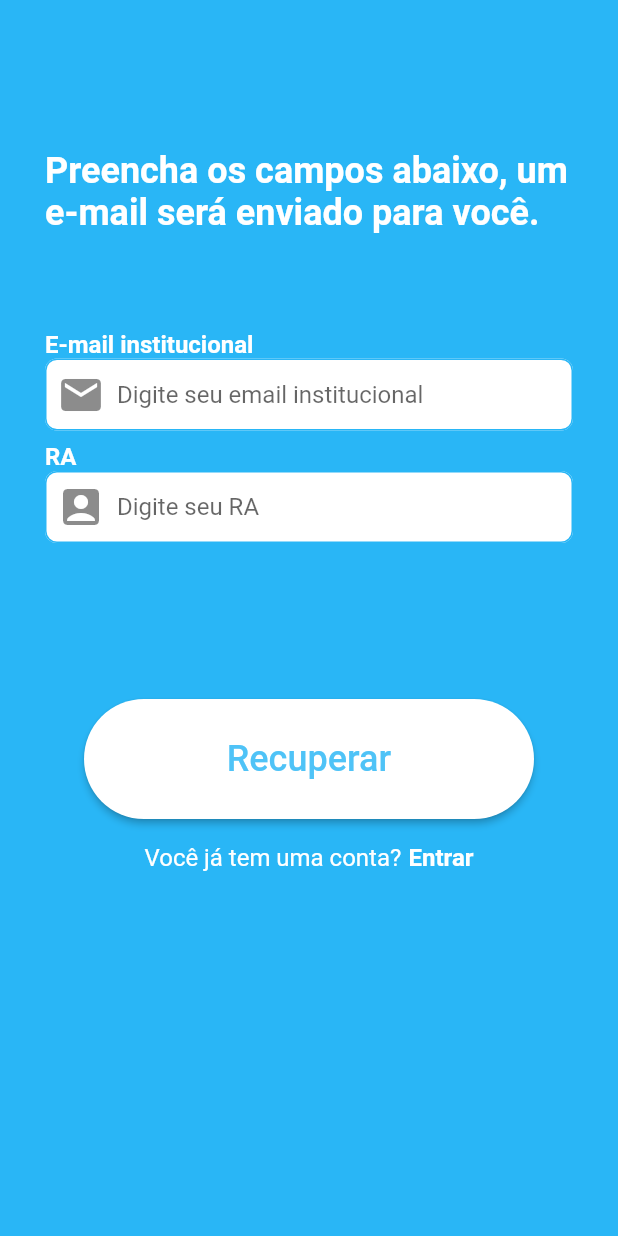
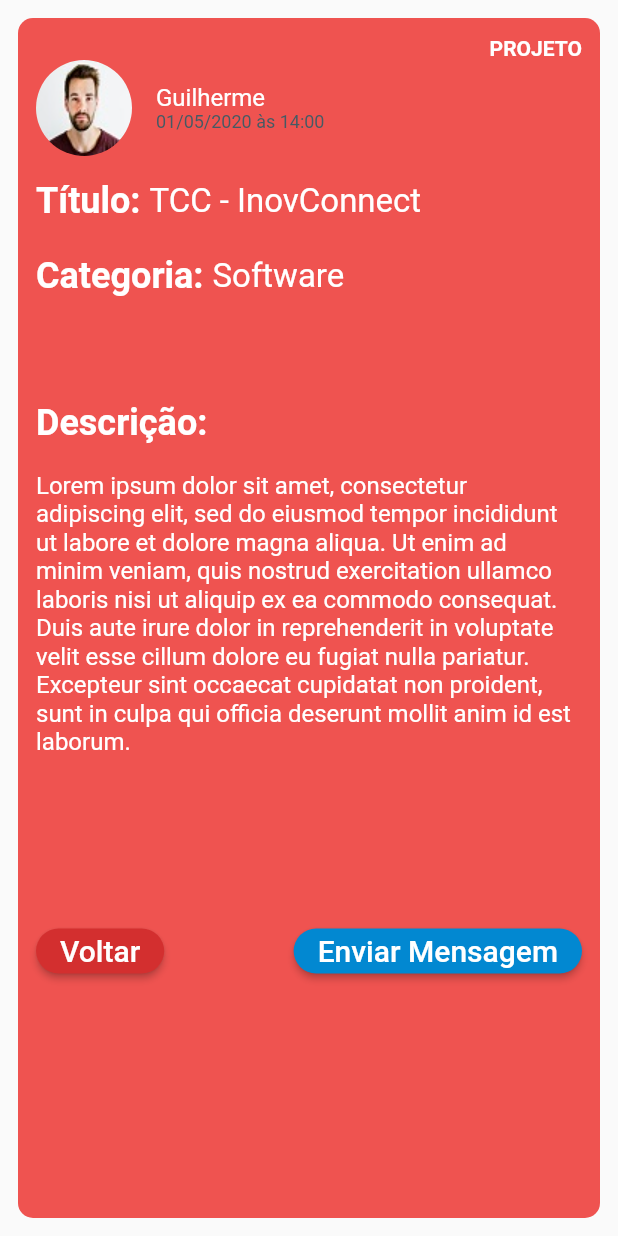
Before and after one commit to ygorrodrigues/inovConnect, a Flutter app: the screen it shows after launch, on a phone screen of 412 x 824 dp. Run offline on Flutter 3.47's test engine with Material 2 defaults, Android fonts, the phone set to English and light mode, and no system bars; missing offline and left inert: http_interceptor.

Commit message:
Tela de visualização do Post

```diff
--- a/lib/main.dart
+++ b/lib/main.dart
@@ -1,6 +1,6 @@
 // import 'dart:html';
 import 'package:flutter/material.dart';
-import 'package:inov_connect/screens/users/forgot.dart';
+import 'package:inov_connect/screens/posts/descpost.dart';
 
 void main() => runApp(InovConnect());
 
@@ -12,7 +12,7 @@ class InovConnect extends StatelessWidget {
       theme: ThemeData(
         scaffoldBackgroundColor: Colors.grey[50],
       ),
-      home: Forgot(),
+      home: DescPost(),
     );
   }
 }
--- /dev/null
+++ b/lib/screens/posts/descpost.dart
@@ -0,0 +1,205 @@
+import 'package:flutter/material.dart';
+
+class DescPost extends StatelessWidget {
+  @override
+  Widget build(BuildContext context) {
+    return Scaffold(
+      body: Padding(
+        padding: const EdgeInsets.all(12.0),
+        child: Container(
+          decoration: BoxDecoration(
+            borderRadius: BorderRadius.circular(10),
+            color: Colors.red[400],
+          ),
+          child: Padding(
+            padding: const EdgeInsets.all(12.0),
+            child: Column(
+              children: <Widget>[
+                Row(
+                  crossAxisAlignment: CrossAxisAlignment.start,
+                  textDirection: TextDirection.rtl,
+                  children: <Widget>[
+                    Text(
+                      'PROJETO',
+                      style: TextStyle(
+                        fontSize: 14.0,
+                        color: Colors.white,
+                        fontWeight: FontWeight.bold,
+                      ),
+                    ),
+                  ],
+                ),
+                Row(
+                  children: <Widget>[
+                    Container(
+                      child: ClipRRect(
+                        borderRadius: BorderRadius.all(
+                          Radius.circular(36.0),
+                        ),
+                        child: Image.asset(
+                          'assets/images/person64.jpg',
+                        ),
+                      ),
+                    ),
+                    Column(
+                      crossAxisAlignment: CrossAxisAlignment.start,
+                      children: <Widget>[
+                        Padding(
+                          padding: const EdgeInsets.fromLTRB(16.0, 0, 0, 0),
+                          child: Text(
+                            'Guilherme',
+                            style: const TextStyle(
+                              fontSize: 16.0,
+                              color: Colors.white,
+                            ),
+                          ),
+                        ),
+                        Padding(
+                          padding: const EdgeInsets.fromLTRB(16.0, 0, 0, 0),
+                          child: Text(
+                            '01/05/2020 às 14:00',
+                            style: const TextStyle(
+                              fontSize: 12.0,
+                              color: Color.fromARGB(255, 69, 90, 100),
+                            ),
+                          ),
+                        ),
+                      ],
+                    ),
+                  ],
+                ),
+                Padding(
+                  padding: const EdgeInsets.fromLTRB(0, 16.0, 0, 6.0),
+                  child: Row(
+                    children: <Widget>[
+                      Text(
+                        'Título: ',
+                        style: const TextStyle(
+                          fontSize: 24.0,
+                          fontWeight: FontWeight.bold,
+                          color: Colors.white,
+                        ),
+                      ),
+                      Text(
+                        'TCC - InovConnect',
+                        maxLines: 1,
+                        overflow: TextOverflow.ellipsis,
+                        style: const TextStyle(
+                          fontSize: 22.0,
+                          color: Colors.white,
+                        ),
+                      ),
+                    ],
+                  ),
+                ),
+                Padding(
+                  padding: const EdgeInsets.fromLTRB(0, 16.0, 0, 6.0),
+                  child: Row(
+                    children: <Widget>[
+                      Text(
+                        'Categoria: ',
+                        style: const TextStyle(
+                          fontSize: 24.0,
+                          fontWeight: FontWeight.bold,
+                          color: Colors.white,
+                        ),
+                      ),
+                      Text(
+                        'Software',
+                        maxLines: 1,
+                        overflow: TextOverflow.ellipsis,
+                        style: const TextStyle(
+                          fontSize: 22.0,
+                          color: Colors.white,
+                        ),
+                      ),
+                    ],
+                  ),
+                ),
+                Padding(
+                  padding: const EdgeInsets.fromLTRB(0, 64.0, 0, 6.0),
+                  child: Row(
+                    children: <Widget>[
+                      Text(
+                        'Descrição: ',
+                        style: const TextStyle(
+                          fontSize: 24.0,
+                          fontWeight: FontWeight.bold,
+                          color: Colors.white,
+                        ),
+                      ),
+                    ],
+                  ),
+                ),
+                Padding(
+                  padding: const EdgeInsets.fromLTRB(0, 12.0, 0, 6.0),
+                  child: Row(
+                    children: <Widget>[
+                      Container(
+                        width: 360,
+                        child: Text(
+                          'Lorem ipsum dolor sit amet, consectetur adipiscing elit, sed do eiusmod tempor incididunt ut labore et dolore magna aliqua. Ut enim ad minim veniam, quis nostrud exercitation ullamco laboris nisi ut aliquip ex ea commodo consequat. Duis aute irure dolor in reprehenderit in voluptate velit esse cillum dolore eu fugiat nulla pariatur. Excepteur sint occaecat cupidatat non proident, sunt in culpa qui officia deserunt mollit anim id est laborum.',
+                          overflow: TextOverflow.ellipsis,
+                          maxLines: 10,
+                          style: const TextStyle(
+                            fontSize: 16.0,
+                            color: Colors.white,
+                          ),
+                        ),
+                      ),
+                    ],
+                  ),
+                ),
+                Padding(
+                  padding: const EdgeInsets.fromLTRB(0,100.0,0,0),
+                  child: Row(
+
+                    children: <Widget>[
+                      ButtonTheme(
+                        height: 30,
+                        minWidth: 50,
+                        child: RaisedButton(
+                          shape: RoundedRectangleBorder(
+                            borderRadius: BorderRadius.circular(40.0),
+                          ),
+                          onPressed: () {},
+                          color: Color.fromARGB(255, 211, 47, 47),
+                          child: Text(
+                            'Voltar',
+                            style: TextStyle(
+                              fontSize: 20,
+                              color: Colors.white,
+                            ),
+                          ),
+                        ),
+                      ),
+                      Spacer(),
+                      ButtonTheme(
+                        height: 30,
+                        minWidth: 150,
+                        child: RaisedButton(
+                          shape: RoundedRectangleBorder(
+                            borderRadius: BorderRadius.circular(40.0),
+                          ),
+                          onPressed: () {},
+                          color: Color.fromARGB(255, 2, 136, 209),
+                          child: Text(
+                            'Enviar Mensagem',
+                            style: TextStyle(
+                              fontSize: 20,
+                              color: Colors.white,
+                            ),
+                          ),
+                        ),
+                      ),
+                    ],
+                  ),
+                ),
+              ],
+            ),
+          ),
+        ),
+      ),
+    );
+  }
+}
--- a/lib/screens/posts/descricao.dart
+++ /dev/null
@@ -1,29 +0,0 @@
-import 'package:flutter/material.dart';
-import 'package:inov_connect/models/post_projeto.dart';
-
-class DescProjeto extends StatelessWidget {
-
-  final PostProjeto _postProjeto;
-
-  DescProjeto(this._postProjeto);
-
-  @override
-  Widget build(BuildContext context) {
-    return Scaffold(
-      appBar: AppBar(
-        title: Text(_postProjeto.title),
-      ),
-      body: Padding(
-        padding: const EdgeInsets.all(4.0),
-        child: Container(
-          child: Text(
-            _postProjeto.description,
-            style: TextStyle(
-              fontSize: 24,
-            ),
-          ),
-        ),
-      ),
-    );
-  }
-}
```
